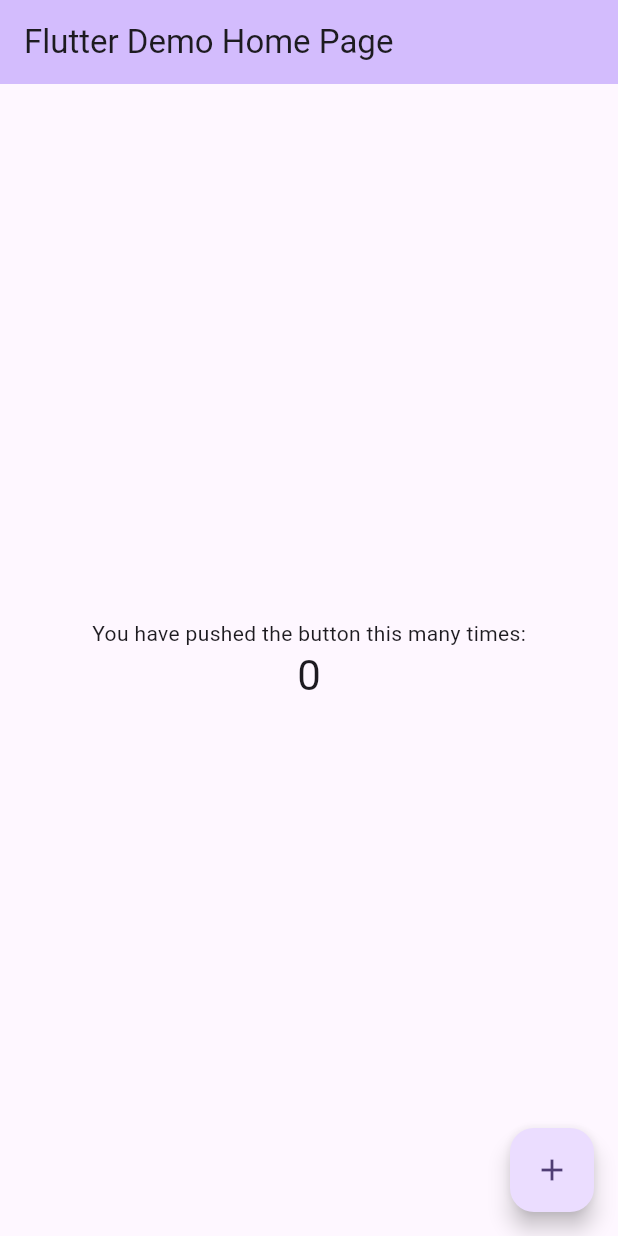
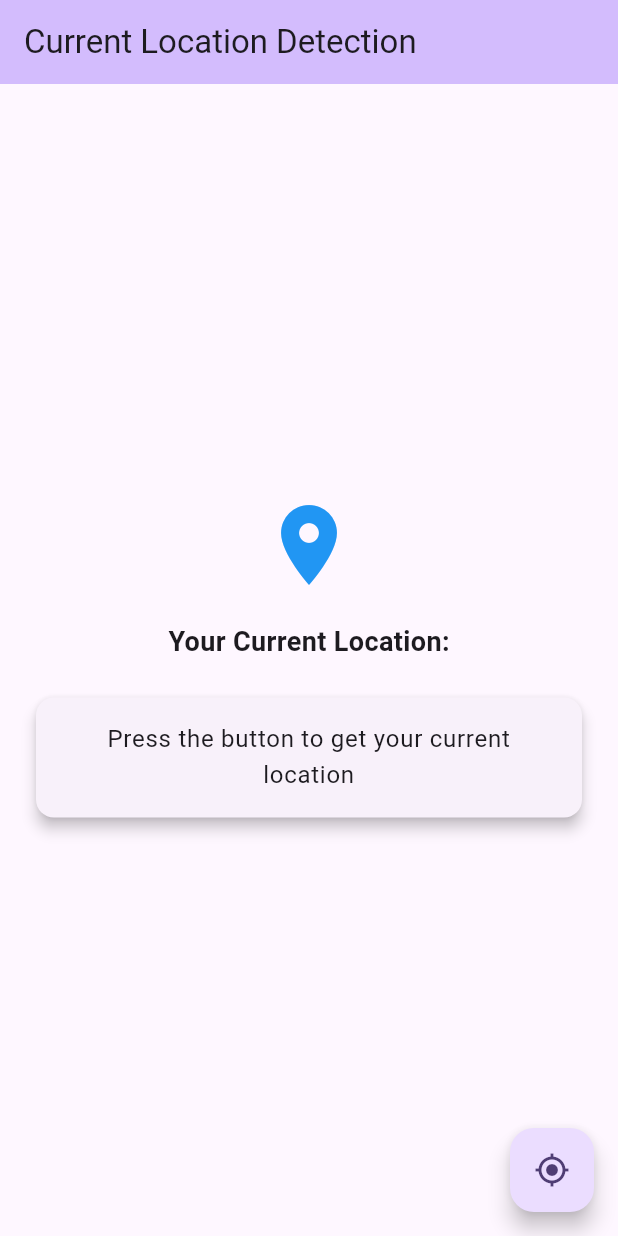
Before and after one commit to BengtCruz/Hover_App, a Flutter app: the screen it shows after launch, on a phone screen of 412 x 824 dp. Run offline on Flutter 3.47's test engine with Material 3 defaults, Android fonts, the phone set to English and light mode, and no system bars; our stand-ins replace geolocator.

Commit message:
Implement current location detection functionality
Co-authored-by: BengtCruz <50454510+BengtCruz@users.noreply.github.com>

```diff
--- a/lib/main.dart
+++ b/lib/main.dart
@@ -1,4 +1,6 @@
 import 'package:flutter/material.dart';
+import 'package:geolocator/geolocator.dart';
+import 'location_service.dart';
 
 void main() {
   runApp(const MyApp());
@@ -11,7 +13,7 @@ class MyApp extends StatelessWidget {
   @override
   Widget build(BuildContext context) {
     return MaterialApp(
-      title: 'Flutter Demo',
+      title: 'Hover App - Location Detection',
       theme: ThemeData(
         // This is the theme of your application.
         //
@@ -30,7 +32,7 @@ class MyApp extends StatelessWidget {
         // tested with just a hot reload.
         colorScheme: ColorScheme.fromSeed(seedColor: Colors.deepPurple),
       ),
-      home: const MyHomePage(title: 'Flutter Demo Home Page'),
+      home: const MyHomePage(title: 'Current Location Detection'),
     );
   }
 }
@@ -54,69 +56,90 @@ class MyHomePage extends StatefulWidget {
 }
 
 class _MyHomePageState extends State<MyHomePage> {
-  int _counter = 0;
+  String _locationInfo = 'Press the button to get your current location';
+  bool _isLoading = false;
 
-  void _incrementCounter() {
+  void _getCurrentLocation() async {
     setState(() {
-      // This call to setState tells the Flutter framework that something has
-      // changed in this State, which causes it to rerun the build method below
-      // so that the display can reflect the updated values. If we changed
-      // _counter without calling setState(), then the build method would not be
-      // called again, and so nothing would appear to happen.
-      _counter++;
+      _isLoading = true;
+      _locationInfo = 'Getting your location...';
     });
+
+    try {
+      Position? position = await LocationService.getCurrentPosition();
+
+      if (position != null) {
+        setState(() {
+          _locationInfo = LocationService.formatPosition(position);
+        });
+      } else {
+        setState(() {
+          _locationInfo = 'Failed to get location. Please check permissions and try again.';
+        });
+      }
+    } catch (e) {
+      setState(() {
+        _locationInfo = 'Error: ${e.toString()}';
+      });
+    } finally {
+      setState(() {
+        _isLoading = false;
+      });
+    }
   }
 
   @override
   Widget build(BuildContext context) {
-    // This method is rerun every time setState is called, for instance as done
-    // by the _incrementCounter method above.
-    //
-    // The Flutter framework has been optimized to make rerunning build methods
-    // fast, so that you can just rebuild anything that needs updating rather
-    // than having to individually change instances of widgets.
     return Scaffold(
       appBar: AppBar(
-        // TRY THIS: Try changing the color here to a specific color (to
-        // Colors.amber, perhaps?) and trigger a hot reload to see the AppBar
-        // change color while the other colors stay the same.
         backgroundColor: Theme.of(context).colorScheme.inversePrimary,
-        // Here we take the value from the MyHomePage object that was created by
-        // the App.build method, and use it to set our appbar title.
         title: Text(widget.title),
       ),
       body: Center(
-        // Center is a layout widget. It takes a single child and positions it
-        // in the middle of the parent.
         child: Column(
-          // Column is also a layout widget. It takes a list of children and
-          // arranges them vertically. By default, it sizes itself to fit its
-          // children horizontally, and tries to be as tall as its parent.
-          //
-          // Column has various properties to control how it sizes itself and
-          // how it positions its children. Here we use mainAxisAlignment to
-          // center the children vertically; the main axis here is the vertical
-          // axis because Columns are vertical (the cross axis would be
-          // horizontal).
-          //
-          // TRY THIS: Invoke "debug painting" (choose the "Toggle Debug Paint"
-          // action in the IDE, or press "p" in the console), to see the
-          // wireframe for each widget.
           mainAxisAlignment: MainAxisAlignment.center,
           children: <Widget>[
-            const Text('You have pushed the button this many times:'),
-            Text(
-              '$_counter',
-              style: Theme.of(context).textTheme.headlineMedium,
+            const Icon(
+              Icons.location_on,
+              size: 64,
+              color: Colors.blue,
+            ),
+            const SizedBox(height: 20),
+            const Text(
+              'Your Current Location:',
+              style: TextStyle(fontSize: 18, fontWeight: FontWeight.bold),
+            ),
+            const SizedBox(height: 20),
+            Padding(
+              padding: const EdgeInsets.symmetric(horizontal: 20),
+              child: Card(
+                elevation: 4,
+                child: Padding(
+                  padding: const EdgeInsets.all(16),
+                  child: _isLoading
+                      ? const Column(
+                          children: [
+                            CircularProgressIndicator(),
+                            SizedBox(height: 10),
+                            Text('Getting location...'),
+                          ],
+                        )
+                      : Text(
+                          _locationInfo,
+                          style: Theme.of(context).textTheme.bodyLarge,
+                          textAlign: TextAlign.center,
+                        ),
+                ),
+              ),
             ),
           ],
         ),
       ),
       floatingActionButton: FloatingActionButton(
-        onPressed: _incrementCounter,
-        tooltip: 'Increment',
-        child: const Icon(Icons.add),
-      ), // This trailing comma makes auto-formatting nicer for build methods.
+        onPressed: _isLoading ? null : _getCurrentLocation,
+        tooltip: 'Get Current Location',
+        child: const Icon(Icons.my_location),
+      ),
     );
   }
 }
--- a/pubspec.yaml
+++ b/pubspec.yaml
@@ -34,6 +34,9 @@ dependencies:
   # The following adds the Cupertino Icons font to your application.
   # Use with the CupertinoIcons class for iOS style icons.
   cupertino_icons: ^1.0.8
+
+  # Location detection package
+  geolocator: ^13.0.1
 
 dev_dependencies:
   flutter_test:
```
Also changed, not shown: lib/location_service.dart (added, +53 -0 lines), 4 other files.
